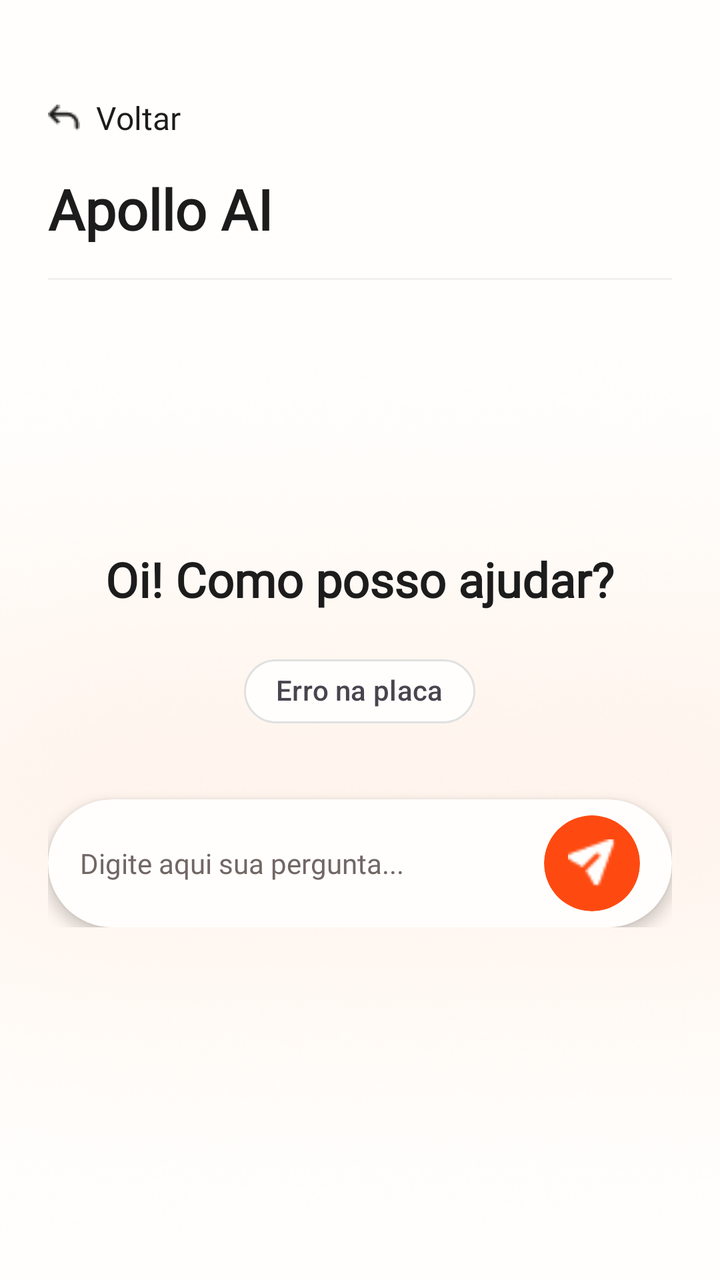
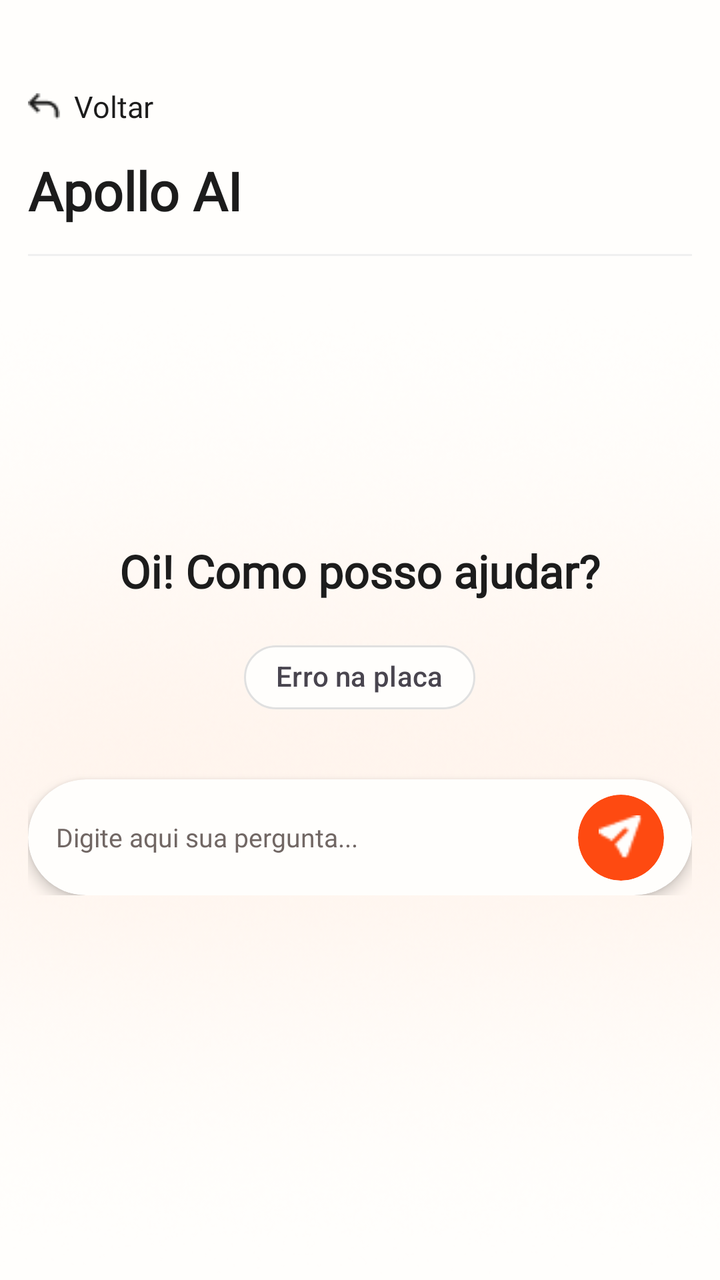

Compare the two renders of this Android layout. The source of the first and the diff that turns it into the second are given below.
<!-- AndroidManifest.xml: application theme Theme.ApolloMobile -->
<!-- res/layout/activity_chatbot.xml -->
<?xml version="1.0" encoding="utf-8"?>
<androidx.constraintlayout.widget.ConstraintLayout xmlns:android="http://schemas.android.com/apk/res/android"
    xmlns:app="http://schemas.android.com/apk/res-auto"
    xmlns:tools="http://schemas.android.com/tools"
    android:id="@+id/clRoot"
    android:layout_width="match_parent"
    android:layout_height="match_parent"
    android:background="@color/neutral_white">

    <androidx.constraintlayout.widget.ConstraintLayout
        android:id="@+id/clToolbar"
        android:layout_width="match_parent"
        android:layout_height="wrap_content"
        android:paddingHorizontal="24dp"
        android:paddingTop="48dp"
        android:paddingBottom="16dp"
        app:layout_constraintTop_toTopOf="parent">

        <TextView
            android:id="@+id/tvBack"
            style="@style/apollo_label2"
            android:layout_width="wrap_content"
            android:layout_height="wrap_content"
            android:drawableStart="@drawable/ic_arrow_back"
            android:drawablePadding="8dp"
            android:gravity="center_vertical"
            android:text="@string/chat_back"
            android:clickable="true"
            android:focusable="true"
            android:textColor="@color/neutral_black"
            app:layout_constraintStart_toStartOf="parent"
            app:layout_constraintTop_toTopOf="parent" />

        <TextView
            android:id="@+id/tvTitle"
            style="@style/apollo_h4"
            android:layout_width="wrap_content"
            android:layout_height="wrap_content"
            android:layout_marginTop="16dp"
            android:text="@string/chat_title"
            android:textColor="@color/neutral_black"
            android:textStyle="bold"
            app:layout_constraintStart_toStartOf="parent"
            app:layout_constraintTop_toBottomOf="@id/tvBack" />

        <View
            android:layout_width="match_parent"
            android:layout_height="1dp"
            android:layout_marginTop="16dp"
            android:background="#F0F0F0"
            app:layout_constraintTop_toBottomOf="@id/tvTitle" />

    </androidx.constraintlayout.widget.ConstraintLayout>

    <androidx.constraintlayout.widget.ConstraintLayout
        android:id="@+id/clContent"
        android:layout_width="match_parent"
        android:layout_height="0dp"
        app:layout_constraintBottom_toBottomOf="parent"
        app:layout_constraintTop_toBottomOf="@id/clToolbar">

        <ImageView
            android:id="@+id/ivBackgroundBlur"
            android:layout_width="match_parent"
            android:layout_height="match_parent"
            android:scaleType="centerCrop"
            android:src="@drawable/orange_blur_layer" />

        <LinearLayout
            android:id="@+id/llInitialState"
            android:layout_width="match_parent"
            android:layout_height="wrap_content"
            android:gravity="center"
            android:orientation="vertical"
            android:paddingHorizontal="24dp"
            android:visibility="visible"
            app:layout_constraintBottom_toBottomOf="parent"
            app:layout_constraintTop_toTopOf="parent"
            app:layout_constraintVertical_bias="0.4">

            <TextView
                android:id="@+id/tvGreeting"
                style="@style/apollo_h5"
                android:layout_width="wrap_content"
                android:layout_height="wrap_content"
                android:gravity="center"
                android:text="@string/chat_greeting"
                android:textColor="@color/neutral_black"
                android:textSize="24sp"
                android:textStyle="bold" />

            <FrameLayout
                android:layout_width="match_parent"
                android:layout_height="wrap_content"
                android:layout_marginTop="16dp">

                <com.google.android.material.chip.Chip
                    android:id="@+id/chipSuggestion"
                    style="@style/Widget.Material3.Chip.Suggestion"
                    android:layout_width="wrap_content"
                    android:layout_height="wrap_content"
                    android:layout_gravity="center_horizontal"
                    android:text="@string/chat_chip_board_error"
                    app:chipBackgroundColor="@color/neutral_white"
                    app:chipCornerRadius="24dp"
                    app:chipStrokeColor="#E0E0E0"
                    app:chipStrokeWidth="1dp" />
            </FrameLayout>

            <LinearLayout
                android:id="@+id/llSuggestionDots"
                android:layout_width="wrap_content"
                android:layout_height="wrap_content"
                android:layout_marginTop="10dp"
                android:orientation="horizontal" />

            <androidx.cardview.widget.CardView
                android:id="@+id/cvInitialInput"
                android:layout_width="match_parent"
                android:layout_height="64dp"
                android:layout_marginTop="20dp"
                app:cardBackgroundColor="@color/neutral_white"
                app:cardCornerRadius="32dp"
                app:cardElevation="4dp"
                app:cardUseCompatPadding="false">

                <androidx.constraintlayout.widget.ConstraintLayout
                    android:layout_width="match_parent"
                    android:layout_height="match_parent"
                    android:paddingHorizontal="16dp">

                    <EditText
                        android:id="@+id/etMessageInitial"
                        style="@style/apollo_label3"
                        android:layout_width="0dp"
                        android:layout_height="match_parent"
                        android:background="@android:color/transparent"
                        android:hint="@string/chat_input_hint"
                        android:imeOptions="actionSend"
                        android:inputType="textCapSentences"
                        android:maxLines="3"
                        android:paddingEnd="12dp"
                        android:textColorHint="@color/neutral_gray"
                        app:layout_constraintEnd_toStartOf="@id/ibSendInitial"
                        app:layout_constraintStart_toStartOf="parent" />

                    <androidx.cardview.widget.CardView
                        android:id="@+id/ibSendInitial"
                        android:clickable="true"
                        android:contentDescription="@string/chat_send"
                        android:focusable="true"
                        android:layout_width="48dp"
                        android:layout_height="48dp"
                        app:cardBackgroundColor="@color/secondary_three"
                        app:cardCornerRadius="24dp"
                        app:cardElevation="0dp"
                        app:layout_constraintBottom_toBottomOf="parent"
                        app:layout_constraintEnd_toEndOf="parent"
                        app:layout_constraintTop_toTopOf="parent">

                        <ImageView
                            android:layout_width="24dp"
                            android:layout_height="24dp"
                            android:layout_gravity="center"
                            android:src="@drawable/ic_send"
                            app:tint="@color/neutral_white" />
                    </androidx.cardview.widget.CardView>
                </androidx.constraintlayout.widget.ConstraintLayout>
            </androidx.cardview.widget.CardView>
        </LinearLayout>

        <androidx.recyclerview.widget.RecyclerView
            android:id="@+id/rvChat"
            android:layout_width="match_parent"
            android:layout_height="match_parent"
            android:clipToPadding="false"
            android:paddingHorizontal="24dp"
            android:paddingTop="16dp"
            android:paddingBottom="96dp"
            android:visibility="gone"
            tools:listitem="@layout/item_chat_bot" />

        <androidx.cardview.widget.CardView
            android:id="@+id/cvConversationInput"
            android:layout_width="match_parent"
            android:layout_height="64dp"
            android:layout_marginHorizontal="24dp"
            android:layout_marginBottom="16dp"
            android:visibility="gone"
            app:cardBackgroundColor="@color/neutral_white"
            app:cardCornerRadius="32dp"
            app:cardElevation="4dp"
            app:layout_constraintBottom_toBottomOf="parent">

            <androidx.constraintlayout.widget.ConstraintLayout
                android:layout_width="match_parent"
                android:layout_height="match_parent"
                android:paddingHorizontal="16dp">

                <EditText
                    android:id="@+id/etMessage"
                    style="@style/apollo_label3"
                    android:layout_width="0dp"
                    android:layout_height="match_parent"
                    android:background="@android:color/transparent"
                    android:hint="@string/chat_input_hint"
                    android:imeOptions="actionSend"
                    android:inputType="textCapSentences"
                    android:maxLines="3"
                    android:paddingEnd="12dp"
                    android:textColorHint="@color/neutral_gray"
                    app:layout_constraintEnd_toStartOf="@id/ibSend"
                    app:layout_constraintStart_toStartOf="parent" />

                <androidx.cardview.widget.CardView
                    android:id="@+id/ibSend"
                    android:layout_width="48dp"
                    android:layout_height="48dp"
                    android:clickable="true"
                    android:contentDescription="@string/chat_send"
                    android:focusable="true"
                    app:cardBackgroundColor="@color/secondary_three"
                    app:cardCornerRadius="24dp"
                    app:cardElevation="0dp"
                    app:layout_constraintBottom_toBottomOf="parent"
                    app:layout_constraintEnd_toEndOf="parent"
                    app:layout_constraintTop_toTopOf="parent">

                    <ImageView
                        android:layout_width="24dp"
                        android:layout_height="24dp"
                        android:layout_gravity="center"
                        android:src="@drawable/ic_send"
                        app:tint="@color/neutral_white" />
                </androidx.cardview.widget.CardView>
            </androidx.constraintlayout.widget.ConstraintLayout>
        </androidx.cardview.widget.CardView>

    </androidx.constraintlayout.widget.ConstraintLayout>
</androidx.constraintlayout.widget.ConstraintLayout>
<!-- res/layout/item_chat_bot.xml (included above) -->
<?xml version="1.0" encoding="utf-8"?>
<androidx.constraintlayout.widget.ConstraintLayout xmlns:android="http://schemas.android.com/apk/res/android"
    xmlns:app="http://schemas.android.com/apk/res-auto"
    android:layout_width="match_parent"
    android:layout_height="wrap_content"
    android:paddingVertical="8dp">

    <LinearLayout
        android:layout_width="wrap_content"
        android:layout_height="wrap_content"
        android:background="@drawable/bg_chat_bot"
        android:orientation="vertical"
        android:padding="16dp"
        app:layout_constrainedWidth="true"
        app:layout_constraintEnd_toEndOf="@+id/guideline_bot"
        app:layout_constraintHorizontal_bias="0"
        app:layout_constraintStart_toStartOf="parent"
        app:layout_constraintTop_toTopOf="parent">

        <TextView
            android:id="@+id/tvBotMessage"
            style="@style/apollo_body3"
            android:layout_width="wrap_content"
            android:layout_height="wrap_content"
            android:lineSpacingExtra="2dp"
            android:textColor="@color/neutral_black" />

        <TextView
            android:id="@+id/tvBotSources"
            style="@style/apollo_caption"
            android:layout_width="wrap_content"
            android:layout_height="wrap_content"
            android:layout_marginTop="12dp"
            android:textColor="@color/neutral_gray"
            android:visibility="gone" />

        <LinearLayout
            android:layout_width="wrap_content"
            android:layout_height="wrap_content"
            android:layout_marginTop="12dp"
            android:orientation="horizontal">

            <ImageView
                android:id="@+id/ivCopyBot"
                android:layout_width="20dp"
                android:layout_height="20dp"
                android:layout_marginEnd="12dp"
                android:contentDescription="@string/chat_copy"
                android:src="@drawable/ic_copypaste"
                app:tint="@color/neutral_gray" />

            <ImageView
                android:id="@+id/ivSpeakBot"
                android:layout_width="20dp"
                android:layout_height="20dp"
                android:contentDescription="@string/chat_speak"
                android:src="@drawable/ic_sound"
                app:tint="@color/neutral_gray" />
        </LinearLayout>
    </LinearLayout>

    <androidx.constraintlayout.widget.Guideline
        android:id="@+id/guideline_bot"
        android:layout_width="wrap_content"
        android:layout_height="wrap_content"
        android:orientation="vertical"
        app:layout_constraintGuide_percent="0.8053528" />

</androidx.constraintlayout.widget.ConstraintLayout>
<!-- resources referenced by this layout -->
<resources>
  <color name="neutral_black">#1C1C1C</color>
  <color name="neutral_gray">#716764</color>
  <color name="neutral_white">#FFFEFC</color>
  <color name="secondary_three">#FE4A11</color>
  <!-- drawable bg_chat_bot (drawable) -->
  <?xml version="1.0" encoding="utf-8"?>
  <shape xmlns:android="http://schemas.android.com/apk/res/android">
      <solid android:color="#F8F8F8" />
      <stroke android:width="1dp" android:color="#E0E0E0" />
      <corners
          android:topLeftRadius="24dp"
          android:topRightRadius="24dp"
          android:bottomLeftRadius="2dp"
          android:bottomRightRadius="24dp" />
  </shape>
  <!-- drawable ic_arrow_back: png bitmap (drawable, 394 bytes) -->
  <!-- drawable ic_copypaste: png bitmap (drawable, 355 bytes) -->
  <!-- drawable ic_send: png bitmap (drawable, 387 bytes) -->
  <!-- drawable ic_sound: png bitmap (drawable, 500 bytes) -->
  <!-- drawable orange_blur_layer: png bitmap (drawable, 140179 bytes) -->
  <string name="chat_back">Voltar</string>
  <string name="chat_chip_board_error">Erro na placa</string>
  <string name="chat_copy">Copiar texto</string>
  <string name="chat_greeting">Oi! Como posso ajudar?</string>
  <string name="chat_input_hint">Digite aqui sua pergunta...</string>
  <string name="chat_send">Enviar mensagem</string>
  <string name="chat_speak">Ouvir resposta</string>
  <string name="chat_title">Apollo AI</string>
  <style name="apollo_body3" parent="apollo_text_base">
          <item name="android:fontFamily">@font/manrope_regular</item>
          <item name="android:textSize">14sp</item>
      </style>
  <style name="apollo_caption" parent="apollo_text_base">
          <item name="android:fontFamily">@font/manrope_regular</item>
          <item name="android:textSize">8sp</item>
      </style>
  <style name="apollo_h4" parent="apollo_text_base">
          <item name="android:fontFamily">@font/plusjakartasans_bold</item>
          <item name="android:textSize">28sp</item>
      </style>
  <style name="apollo_h5" parent="apollo_text_base">
          <item name="android:fontFamily">@font/plusjakartasans_bold</item>
          <item name="android:textSize">24sp</item>
      </style>
  <style name="apollo_label2" parent="apollo_text_base">
          <item name="android:fontFamily">@font/manrope_bold</item>
          <item name="android:textSize">16sp</item>
      </style>
  <style name="apollo_label3" parent="apollo_text_base">
          <item name="android:fontFamily">@font/manrope_bold</item>
          <item name="android:textSize">14sp</item>
      </style>
  <style name="Theme.ApolloMobile" parent="Base.Theme.ApolloMobile" />
  <style name="apollo_text_base">
          <item name="android:textColor">@color/neutral_black</item>
      </style>
  <style name="Base.Theme.ApolloMobile" parent="Theme.Material3.DayNight.NoActionBar">
          
          <item name="colorPrimary">@color/secondary_three</item>
          <item name="android:statusBarColor">@color/secondary_three</item>
          <item name="android:windowLightStatusBar">false</item>
      </style>
</resources>

<!-- the commit's change to res/layout/activity_chatbot.xml (unified diff, before → after) -->
@@ -11,9 +11,9 @@
         android:id="@+id/clToolbar"
         android:layout_width="match_parent"
         android:layout_height="wrap_content"
-        android:paddingHorizontal="24dp"
-        android:paddingTop="48dp"
-        android:paddingBottom="16dp"
+        android:paddingHorizontal="@dimen/screen_horizontal_padding"
+        android:paddingTop="@dimen/space_48"
+        android:paddingBottom="@dimen/space_16"
         app:layout_constraintTop_toTopOf="parent">
 
         <TextView
@@ -22,7 +22,7 @@
             android:layout_width="wrap_content"
             android:layout_height="wrap_content"
             android:drawableStart="@drawable/ic_arrow_back"
-            android:drawablePadding="8dp"
+            android:drawablePadding="@dimen/space_8"
             android:gravity="center_vertical"
             android:text="@string/chat_back"
             android:clickable="true"
@@ -36,7 +36,7 @@
             style="@style/apollo_h4"
             android:layout_width="wrap_content"
             android:layout_height="wrap_content"
-            android:layout_marginTop="16dp"
+            android:layout_marginTop="@dimen/space_16"
             android:text="@string/chat_title"
             android:textColor="@color/neutral_black"
             android:textStyle="bold"
@@ -46,7 +46,7 @@
         <View
             android:layout_width="match_parent"
             android:layout_height="1dp"
-            android:layout_marginTop="16dp"
+            android:layout_marginTop="@dimen/space_16"
             android:background="#F0F0F0"
             app:layout_constraintTop_toBottomOf="@id/tvTitle" />
 
@@ -72,7 +72,7 @@
             android:layout_height="wrap_content"
             android:gravity="center"
             android:orientation="vertical"
-            android:paddingHorizontal="24dp"
+            android:paddingHorizontal="@dimen/screen_horizontal_padding"
             android:visibility="visible"
             app:layout_constraintBottom_toBottomOf="parent"
             app:layout_constraintTop_toTopOf="parent"
@@ -86,13 +86,13 @@
                 android:gravity="center"
                 android:text="@string/chat_greeting"
                 android:textColor="@color/neutral_black"
-                android:textSize="24sp"
+                android:textSize="@dimen/text_24"
                 android:textStyle="bold" />
 
             <FrameLayout
                 android:layout_width="match_parent"
                 android:layout_height="wrap_content"
-                android:layout_marginTop="16dp">
+                android:layout_marginTop="@dimen/space_16">
 
                 <com.google.android.material.chip.Chip
                     android:id="@+id/chipSuggestion"
@@ -102,7 +102,7 @@
                     android:layout_gravity="center_horizontal"
                     android:text="@string/chat_chip_board_error"
                     app:chipBackgroundColor="@color/neutral_white"
-                    app:chipCornerRadius="24dp"
+                    app:chipCornerRadius="@dimen/space_24"
                     app:chipStrokeColor="#E0E0E0"
                     app:chipStrokeWidth="1dp" />
             </FrameLayout>
@@ -111,23 +111,23 @@
                 android:id="@+id/llSuggestionDots"
                 android:layout_width="wrap_content"
                 android:layout_height="wrap_content"
-                android:layout_marginTop="10dp"
+                android:layout_marginTop="@dimen/space_10"
                 android:orientation="horizontal" />
 
             <androidx.cardview.widget.CardView
                 android:id="@+id/cvInitialInput"
                 android:layout_width="match_parent"
-                android:layout_height="64dp"
-                android:layout_marginTop="20dp"
+                android:layout_height="@dimen/space_64"
+                android:layout_marginTop="@dimen/space_20"
                 app:cardBackgroundColor="@color/neutral_white"
-                app:cardCornerRadius="32dp"
-                app:cardElevation="4dp"
+                app:cardCornerRadius="@dimen/space_32"
+                app:cardElevation="@dimen/space_4"
                 app:cardUseCompatPadding="false">
 
                 <androidx.constraintlayout.widget.ConstraintLayout
                     android:layout_width="match_parent"
                     android:layout_height="match_parent"
-                    android:paddingHorizontal="16dp">
+                    android:paddingHorizontal="@dimen/space_16">
 
                     <EditText
                         android:id="@+id/etMessageInitial"
@@ -139,7 +139,7 @@
                         android:imeOptions="actionSend"
                         android:inputType="textCapSentences"
                         android:maxLines="3"
-                        android:paddingEnd="12dp"
+                        android:paddingEnd="@dimen/space_12"
                         android:textColorHint="@color/neutral_gray"
                         app:layout_constraintEnd_toStartOf="@id/ibSendInitial"
                         app:layout_constraintStart_toStartOf="parent" />
@@ -149,18 +149,18 @@
                         android:clickable="true"
                         android:contentDescription="@string/chat_send"
                         android:focusable="true"
-                        android:layout_width="48dp"
-                        android:layout_height="48dp"
+                        android:layout_width="@dimen/space_48"
+                        android:layout_height="@dimen/space_48"
                         app:cardBackgroundColor="@color/secondary_three"
-                        app:cardCornerRadius="24dp"
+                        app:cardCornerRadius="@dimen/space_24"
                         app:cardElevation="0dp"
                         app:layout_constraintBottom_toBottomOf="parent"
                         app:layout_constraintEnd_toEndOf="parent"
                         app:layout_constraintTop_toTopOf="parent">
 
                         <ImageView
-                            android:layout_width="24dp"
-                            android:layout_height="24dp"
+                            android:layout_width="@dimen/space_24"
+                            android:layout_height="@dimen/space_24"
                             android:layout_gravity="center"
                             android:src="@drawable/ic_send"
                             app:tint="@color/neutral_white" />
@@ -174,28 +174,28 @@
             android:layout_width="match_parent"
             android:layout_height="match_parent"
             android:clipToPadding="false"
-            android:paddingHorizontal="24dp"
-            android:paddingTop="16dp"
-            android:paddingBottom="96dp"
+            android:paddingHorizontal="@dimen/screen_horizontal_padding"
+            android:paddingTop="@dimen/space_16"
+            android:paddingBottom="@dimen/space_96"
             android:visibility="gone"
             tools:listitem="@layout/item_chat_bot" />
 
         <androidx.cardview.widget.CardView
             android:id="@+id/cvConversationInput"
             android:layout_width="match_parent"
-            android:layout_height="64dp"
-            android:layout_marginHorizontal="24dp"
-            android:layout_marginBottom="16dp"
+            android:layout_height="@dimen/space_64"
+            android:layout_marginHorizontal="@dimen/screen_horizontal_padding"
+            android:layout_marginBottom="@dimen/space_16"
             android:visibility="gone"
             app:cardBackgroundColor="@color/neutral_white"
-            app:cardCornerRadius="32dp"
-            app:cardElevation="4dp"
+            app:cardCornerRadius="@dimen/space_32"
+            app:cardElevation="@dimen/space_4"
             app:layout_constraintBottom_toBottomOf="parent">
 
             <androidx.constraintlayout.widget.ConstraintLayout
                 android:layout_width="match_parent"
                 android:layout_height="match_parent"
-                android:paddingHorizontal="16dp">
+                android:paddingHorizontal="@dimen/space_16">
 
                 <EditText
                     android:id="@+id/etMessage"
@@ -207,28 +207,28 @@
                     android:imeOptions="actionSend"
                     android:inputType="textCapSentences"
                     android:maxLines="3"
-                    android:paddingEnd="12dp"
+                    android:paddingEnd="@dimen/space_12"
                     android:textColorHint="@color/neutral_gray"
                     app:layout_constraintEnd_toStartOf="@id/ibSend"
                     app:layout_constraintStart_toStartOf="parent" />
 
                 <androidx.cardview.widget.CardView
                     android:id="@+id/ibSend"
-                    android:layout_width="48dp"
-                    android:layout_height="48dp"
+                    android:layout_width="@dimen/space_48"
+                    android:layout_height="@dimen/space_48"
                     android:clickable="true"
                     android:contentDescription="@string/chat_send"
                     android:focusable="true"
                     app:cardBackgroundColor="@color/secondary_three"
-                    app:cardCornerRadius="24dp"
+                    app:cardCornerRadius="@dimen/space_24"
                     app:cardElevation="0dp"
                     app:layout_constraintBottom_toBottomOf="parent"
                     app:layout_constraintEnd_toEndOf="parent"
                     app:layout_constraintTop_toTopOf="parent">
 
                     <ImageView
-                        android:layout_width="24dp"
-                        android:layout_height="24dp"
+                        android:layout_width="@dimen/space_24"
+                        android:layout_height="@dimen/space_24"
                         android:layout_gravity="center"
                         android:src="@drawable/ic_send"
                         app:tint="@color/neutral_white" />
@@ -244,14 +244,14 @@
     xmlns:app="http://schemas.android.com/apk/res-auto"
     android:layout_width="match_parent"
     android:layout_height="wrap_content"
-    android:paddingVertical="8dp">
+    android:paddingVertical="@dimen/space_8">
 
     <LinearLayout
         android:layout_width="wrap_content"
         android:layout_height="wrap_content"
         android:background="@drawable/bg_chat_bot"
         android:orientation="vertical"
-        android:padding="16dp"
+        android:padding="@dimen/space_16"
         app:layout_constrainedWidth="true"
         app:layout_constraintEnd_toEndOf="@+id/guideline_bot"
         app:layout_constraintHorizontal_bias="0"
@@ -271,29 +271,29 @@
             style="@style/apollo_caption"
             android:layout_width="wrap_content"
             android:layout_height="wrap_content"
-            android:layout_marginTop="12dp"
+            android:layout_marginTop="@dimen/space_12"
             android:textColor="@color/neutral_gray"
             android:visibility="gone" />
 
         <LinearLayout
             android:layout_width="wrap_content"
             android:layout_height="wrap_content"
-            android:layout_marginTop="12dp"
+            android:layout_marginTop="@dimen/space_12"
             android:orientation="horizontal">
 
             <ImageView
                 android:id="@+id/ivCopyBot"
-                android:layout_width="20dp"
-                android:layout_height="20dp"
-                android:layout_marginEnd="12dp"
+                android:layout_width="@dimen/space_20"
+                android:layout_height="@dimen/space_20"
+                android:layout_marginEnd="@dimen/space_12"
                 android:contentDescription="@string/chat_copy"
                 android:src="@drawable/ic_copypaste"
                 app:tint="@color/neutral_gray" />
 
             <ImageView
                 android:id="@+id/ivSpeakBot"
-                android:layout_width="20dp"
-                android:layout_height="20dp"
+                android:layout_width="@dimen/space_20"
+                android:layout_height="@dimen/space_20"
                 android:contentDescription="@string/chat_speak"
                 android:src="@drawable/ic_sound"
                 app:tint="@color/neutral_gray" />
<!-- resource entries referenced after the edit -->
@@ -4,6 +4,19 @@
   <color name="neutral_gray">#716764</color>
   <color name="neutral_white">#FFFEFC</color>
   <color name="secondary_three">#FE4A11</color>
+  <dimen name="screen_horizontal_padding">13dp</dimen>
+  <dimen name="space_10">8dp</dimen>
+  <dimen name="space_12">10dp</dimen>
+  <dimen name="space_16">13dp</dimen>
+  <dimen name="space_20">16dp</dimen>
+  <dimen name="space_24">19dp</dimen>
+  <dimen name="space_32">26dp</dimen>
+  <dimen name="space_4">3dp</dimen>
+  <dimen name="space_48">38dp</dimen>
+  <dimen name="space_64">51dp</dimen>
+  <dimen name="space_8">6dp</dimen>
+  <dimen name="space_96">77dp</dimen>
+  <dimen name="text_24">21sp</dimen>
   <!-- drawable bg_chat_bot (drawable) -->
   <?xml version="1.0" encoding="utf-8"?>
   <shape xmlns:android="http://schemas.android.com/apk/res/android">
@@ -30,32 +43,36 @@
   <string name="chat_title">Apollo AI</string>
   <style name="apollo_body3" parent="apollo_text_base">
           <item name="android:fontFamily">@font/manrope_regular</item>
-          <item name="android:textSize">14sp</item>
+          <item name="android:textSize">@dimen/text_14</item>
       </style>
   <style name="apollo_caption" parent="apollo_text_base">
           <item name="android:fontFamily">@font/manrope_regular</item>
-          <item name="android:textSize">8sp</item>
+          <item name="android:textSize">@dimen/text_8</item>
       </style>
   <style name="apollo_h4" parent="apollo_text_base">
           <item name="android:fontFamily">@font/plusjakartasans_bold</item>
-          <item name="android:textSize">28sp</item>
+          <item name="android:textSize">@dimen/text_28</item>
       </style>
   <style name="apollo_h5" parent="apollo_text_base">
           <item name="android:fontFamily">@font/plusjakartasans_bold</item>
-          <item name="android:textSize">24sp</item>
+          <item name="android:textSize">@dimen/text_24</item>
       </style>
   <style name="apollo_label2" parent="apollo_text_base">
           <item name="android:fontFamily">@font/manrope_bold</item>
-          <item name="android:textSize">16sp</item>
+          <item name="android:textSize">@dimen/text_16</item>
       </style>
   <style name="apollo_label3" parent="apollo_text_base">
           <item name="android:fontFamily">@font/manrope_bold</item>
-          <item name="android:textSize">14sp</item>
+          <item name="android:textSize">@dimen/text_14</item>
       </style>
   <style name="Theme.ApolloMobile" parent="Base.Theme.ApolloMobile" />
   <style name="apollo_text_base">
           <item name="android:textColor">@color/neutral_black</item>
       </style>
+  <dimen name="text_14">12.5sp</dimen>
+  <dimen name="text_8">8sp</dimen>
+  <dimen name="text_28">24.5sp</dimen>
+  <dimen name="text_16">14sp</dimen>
   <style name="Base.Theme.ApolloMobile" parent="Theme.Material3.DayNight.NoActionBar">
           
           <item name="colorPrimary">@color/secondary_three</item>
